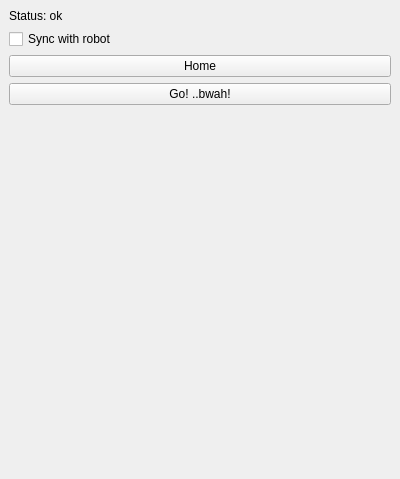
Old version of the form plugin/src/EITPlugin.ui in the repository sampuka/eit_project.
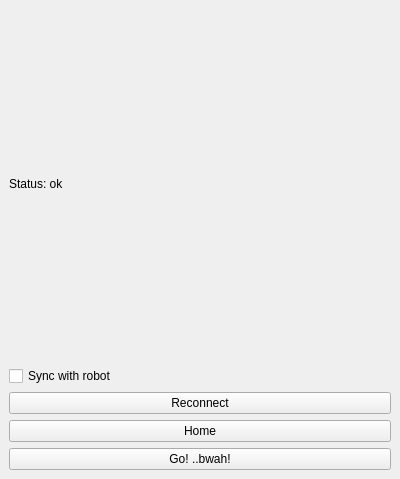
New version of the form.

Commit message: Fixed rtde and added working reconnect function

Patch:
```diff
--- a/plugin/src/EITPlugin.ui
+++ b/plugin/src/EITPlugin.ui
@@ -15,9 +15,6 @@
   </property>
   <widget class="QWidget" name="dockWidgetContents">
    <layout class="QVBoxLayout">
-    <property name ="alignment">
-     <enum>Qt::AlignTop</enum>
-    </property>
     <item>
      <widget class="QLabel" name="ui_status_label">
       <property name="text">
@@ -38,6 +35,13 @@
       </property>
      </widget>
     </item>
+    <item>
+     <widget class="QPushButton" name="ui_reconnect_button">
+      <property name="text">
+       <string>Reconnect</string>
+      </property>
+     </widget>
+    </item>
     <item>
      <widget class="QPushButton" name="ui_home_button">
       <property name="text">
```
The commit also changes 3 other files.
